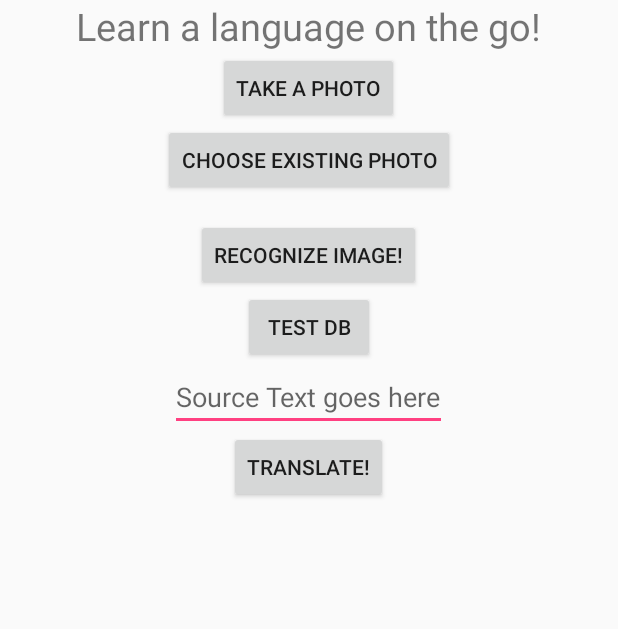
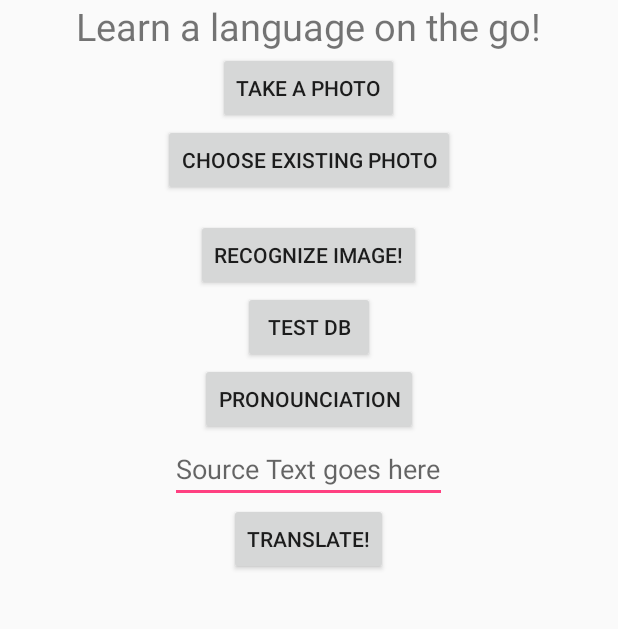
Before and after one commit to RutgersMobileAppClass/Android-Captura, an Android app: the screen it shows after launch (MainActivity), on a phone screen of 412 x 824 dp, the part 189-818 px from its top. Run offline under Robolectric (Android 15) with nearby library versions, the phone set to English and light mode, and no system bars.

Commit message:
Pronounciation works

```diff
--- a/app/build.gradle
+++ b/app/build.gradle
@@ -5,7 +5,7 @@ android {
     buildToolsVersion "24.0.2"
     defaultConfig {
         applicationId "finalproject.mobileappclass.com.captura"
-        minSdkVersion 16
+        minSdkVersion 21
         targetSdkVersion 24
         versionCode 1
         versionName "1.0"
--- a/app/src/main/java/finalproject/mobileappclass/com/captura/MainActivity.java
+++ b/app/src/main/java/finalproject/mobileappclass/com/captura/MainActivity.java
@@ -9,6 +9,7 @@ import android.graphics.drawable.BitmapDrawable;
 import android.net.Uri;
 import android.os.AsyncTask;
 import android.provider.MediaStore;
+import android.speech.tts.TextToSpeech;
 import android.support.v4.app.ActivityCompat;
 import android.support.v4.content.ContextCompat;
 import android.support.v7.app.AppCompatActivity;
@@ -27,11 +28,14 @@ import android.widget.ImageView;
 
 
 import java.util.ArrayList;
+import java.util.Locale;
+import java.util.Set;
 
 import static android.Manifest.permission.CAMERA;
 import static android.Manifest.permission.READ_EXTERNAL_STORAGE;
 import static android.Manifest.permission.WRITE_EXTERNAL_STORAGE;
-
+import static finalproject.mobileappclass.com.captura.R.id.takePhotoButton;
+import static finalproject.mobileappclass.com.captura.R.id.te;
 
 
 import finalproject.mobileappclass.com.captura.DatabaseHelper.CapturaDatabaseHelper;
@@ -44,7 +48,7 @@ import finalproject.mobileappclass.com.captura.Models.TranslationRequest;
 import finalproject.mobileappclass.com.captura.SharedPreferencesHelper.PrefSingleton;
 import finalproject.mobileappclass.com.captura.Translation.GoogleTranslateWrapper;
 
-public class MainActivity extends AppCompatActivity {
+public class MainActivity extends AppCompatActivity implements TextToSpeech.OnInitListener{
 
     PrefSingleton prefSingleton;
     private boolean permissionsGranted = false;
@@ -53,6 +57,8 @@ public class MainActivity extends AppCompatActivity {
     private static final int IMG_CAPTURE_REQUEST_CODE = 200;
     private static final int IMG_UPLOAD_REQUEST_CODE = 300;
     private ImageView imageView;
+    private TextToSpeech textToSpeech;
+    private String translatedWord;
 
 
     @Override
@@ -67,7 +73,7 @@ public class MainActivity extends AppCompatActivity {
         if(PrefSingleton.getInstance().readPreference("language") == null){
             PrefSingleton.getInstance().writePreference("language", "en");
         }
-
+        textToSpeech = new TextToSpeech(getApplicationContext(), this);
         Button takePhotoButton = (Button) findViewById(R.id.takePhotoButton);
         imageView = (ImageView) findViewById(R.id.imageholder);
         Button uploadPhotoButton = (Button) findViewById(R.id.choosePhotoButton);
@@ -172,6 +178,23 @@ public class MainActivity extends AppCompatActivity {
 
             }
         });
+
+
+
+        Button ttsButton = (Button) findViewById(R.id.tts_button);
+        ttsButton.setOnClickListener(new View.OnClickListener() {
+            @Override
+            public void onClick(View view) {
+                if(translatedWord != null)
+                {
+                    textToSpeech.speak(translatedWord, TextToSpeech.QUEUE_FLUSH, null, null);
+                }
+                else
+                {
+                    Toast.makeText(getApplicationContext(), "You have not translated a word", Toast.LENGTH_LONG).show();
+                }
+            }
+        });
     }
 
 
@@ -203,6 +226,8 @@ public class MainActivity extends AppCompatActivity {
                     public boolean onMenuItemClick(MenuItem item) {
 
                         PrefSingleton.getInstance().writePreference("language", (String) item.getTitleCondensed());
+                        textToSpeech.setLanguage(new Locale((String) item.getTitleCondensed()));
+                        setTextToSpeechLanguage();
                         Toast.makeText(MainActivity.this, "You are now learning " + item.getTitle(), Toast.LENGTH_SHORT).show();
                         return true;
                     }
@@ -320,8 +345,32 @@ public class MainActivity extends AppCompatActivity {
         @Override
         protected void onPostExecute(String s)
         {
+            translatedWord = s;
             Toast.makeText(getApplicationContext(), s, Toast.LENGTH_LONG).show();
         }
     }
 
+    @Override
+    public void onInit(int status)
+    {
+        if(status == TextToSpeech.SUCCESS)
+        {
+            setTextToSpeechLanguage();
+        }
+    }
+
+    public void setTextToSpeechLanguage()
+    {
+        if(textToSpeech.isLanguageAvailable(new Locale(prefSingleton.readPreference("language"))) == TextToSpeech.LANG_AVAILABLE)
+        {
+            Toast.makeText(getApplicationContext(), "This language has TTS support", Toast.LENGTH_LONG).show();
+            textToSpeech.setLanguage(new Locale(prefSingleton.readPreference("language")));
+        }
+        else
+        {
+            Toast.makeText(getApplicationContext(), "This language does not have TTS support", Toast.LENGTH_LONG).show();
+            textToSpeech.setLanguage(Locale.US);
+        }
+    }
+
 }
--- a/app/src/main/res/layout/activity_main.xml
+++ b/app/src/main/res/layout/activity_main.xml
@@ -61,11 +61,13 @@
         android:id="@+id/db_button"
         android:layout_gravity="center"/>
 
-    <ListView
-        android:layout_width="match_parent"
+    <Button
+        android:layout_width="wrap_content"
         android:layout_height="wrap_content"
-        android:id="@+id/conceptsListView">
-    </ListView>
+        android:text="Pronounciation"
+        android:id="@+id/tts_button"
+        android:layout_gravity="center"/>
+
 
     <EditText
         android:layout_width="wrap_content"
```
